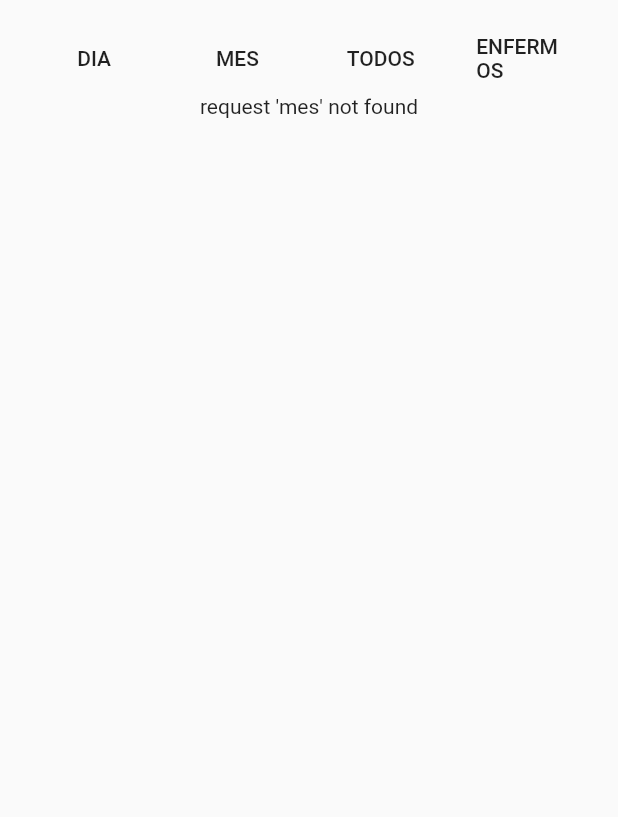
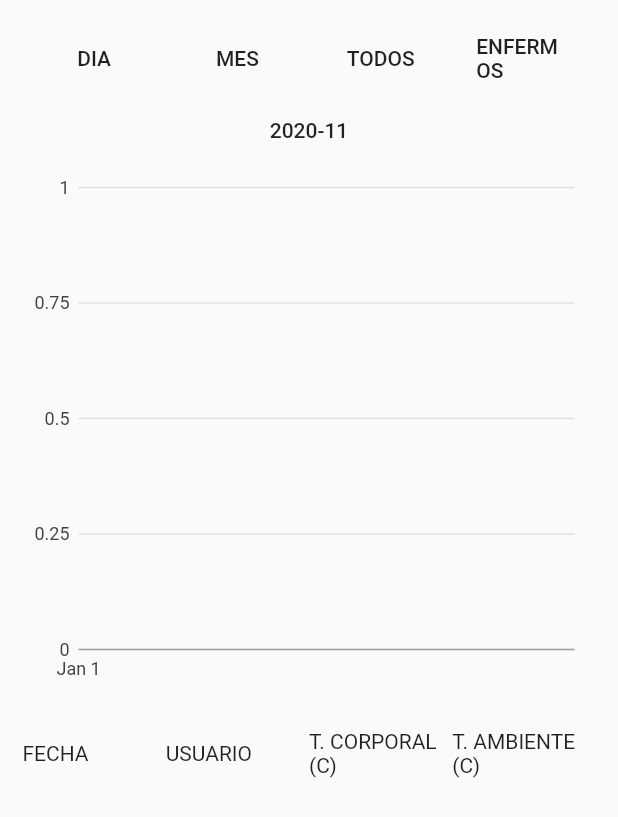
Before and after one commit to totoday72/ArduinoApp, a Flutter app: the screen it shows after launch, after a tap on "DIA", after a tap on "MES", on a phone screen of 412 x 824 dp. Shown: the top 817 px of the screen. Run offline on Flutter 3.47's test engine with Material 2 defaults, Android fonts, the phone set to English and light mode, and no system bars; our stand-ins replace charts_flutter, flutter_local_notifications; missing offline and left inert: mqtt_client; network calls fail.

Commit message:
proyecto2 - agrega vista de mes

```diff
--- a/Proyecto2/ed3App/lib/handlers/dia.dart
+++ b/Proyecto2/ed3App/lib/handlers/dia.dart
@@ -138,6 +138,7 @@ class _DiaWidgetState extends State<DiaWidget> {
                     child: Text(
                         "${selected.year}-${selected.month}-${selected.day}")),
                 Container(
+                  margin: EdgeInsets.fromLTRB(0, 0, 0, 25),
                   height: 350,
                   child: TemperaturaChart(this.last5),
                 ),
--- /dev/null
+++ b/Proyecto2/ed3App/lib/handlers/mes.dart
@@ -0,0 +1,133 @@
+import 'dart:convert';
+
+import 'package:ed3App/handlers/handler.dart';
+import 'package:flutter/cupertino.dart';
+import 'package:flutter/material.dart';
+
+import 'package:http/http.dart' as http;
+
+import '../temperatura_chart.dart';
+
+class MesHanlder extends AbstracHandler {
+  final DateTime mes;
+
+  MesHanlder(this.mes);
+
+  @override
+  bool canHandle(Object request) {
+    return request == "mes";
+  }
+
+  @override
+  Object mainHandle(Object request) {
+    return MesWidget(this.mes);
+  }
+}
+
+class MesWidget extends StatefulWidget {
+  final DateTime mes;
+
+  MesWidget(this.mes);
+  @override
+  _MesWidgetState createState() => _MesWidgetState();
+}
+
+class _MesWidgetState extends State<MesWidget> {
+  DateTime selected;
+
+  List<dynamic> data = [];
+
+  get last5 => this
+      .data
+      .map<TemperaturaRegistrada>((e) => TemperaturaRegistrada(
+          DateTime.parse("${e["fecha"]}"),
+          double.parse("${e["temperaturaCorporal"]}")))
+      .toList();
+
+  @override
+  void initState() {
+    super.initState();
+
+    changeSelected(widget.mes);
+  }
+
+  Future<void> changeSelected(DateTime mes) async {
+    setState(() {
+      this.selected = mes;
+    });
+    final data = await getData(mes);
+
+    setState(() {
+      this.data = data;
+    });
+  }
+
+  Future<List<dynamic>> getData(DateTime mes) async {
+    final res = await http.get(
+        "https://api.taskycodes.com/verdetalleusuariosenfermos?fecha=${mes.year}-${mes.month}-${mes.day}");
+
+    return json.decode(res.body);
+  }
+
+  Widget generateItemList(dynamic data) {
+    return Row(
+      children: [
+        Expanded(child: Text("${data["fecha"]}")),
+        Expanded(
+            child: Align(
+                alignment: Alignment.center,
+                child: FlatButton(
+                    color: Colors.amber,
+                    onPressed: null,
+                    child: Text("${data["usuario"]}")))),
+        Expanded(
+            child: Align(
+                alignment: Alignment.center,
+                child: Text("${data["temperaturaCorporal"]}"))),
+        Expanded(
+            child: Align(
+                alignment: Alignment.center,
+                child: Text("${data["temperaturaAmbiente"]}")))
+      ],
+    );
+  }
+
+  @override
+  Widget build(BuildContext context) {
+    return Container(
+      child: Column(
+        children: [
+          FlatButton(
+              onPressed: () async {
+                final dd = await showDatePicker(
+                    context: context,
+                    initialDate: selected,
+                    firstDate: DateTime.parse("2020-01-01"),
+                    lastDate: DateTime.now());
+
+                if (dd != null) {
+                  this.changeSelected(dd);
+                }
+              },
+              child: Text("${selected.year}-${selected.month}")),
+          Container(
+            margin: EdgeInsets.fromLTRB(0, 0, 0, 25),
+            height: 350,
+            child: TemperaturaChart(this.last5),
+          ),
+          Row(
+            children: [
+              ...["FECHA", "USUARIO", "T. CORPORAL (C)", "T. AMBIENTE (C)"]
+                  .map((e) => this.generateHeadItemList(e))
+            ],
+          ),
+          ...this.data.map((e) => this.generateItemList(e)),
+        ],
+      ),
+    );
+  }
+
+  generateHeadItemList(e) {
+    return Expanded(child: Text(e));
+  }
+}
--- a/Proyecto2/ed3App/lib/main.dart
+++ b/Proyecto2/ed3App/lib/main.dart
@@ -1,4 +1,5 @@
 import 'package:ed3App/handlers/dia.dart';
+import 'package:ed3App/handlers/mes.dart';
 import 'package:ed3App/handlers/panel.dart';
 import 'package:flutter/material.dart';
 import 'package:mqtt_client/mqtt_client.dart';
@@ -169,7 +170,10 @@ class _MyHomePageState extends State<MyHomePage> {
   @override
   void initState() {
     super.initState();
-    pp.setNext(PanelHandler()).setNext(DiaHandler(DateTime.now()));
+    pp
+        .setNext(PanelHandler())
+        .setNext(DiaHandler(DateTime.now()))
+        .setNext(new MesHanlder(DateTime.now()));
 
     setState(() {
       request = "panel";
```
